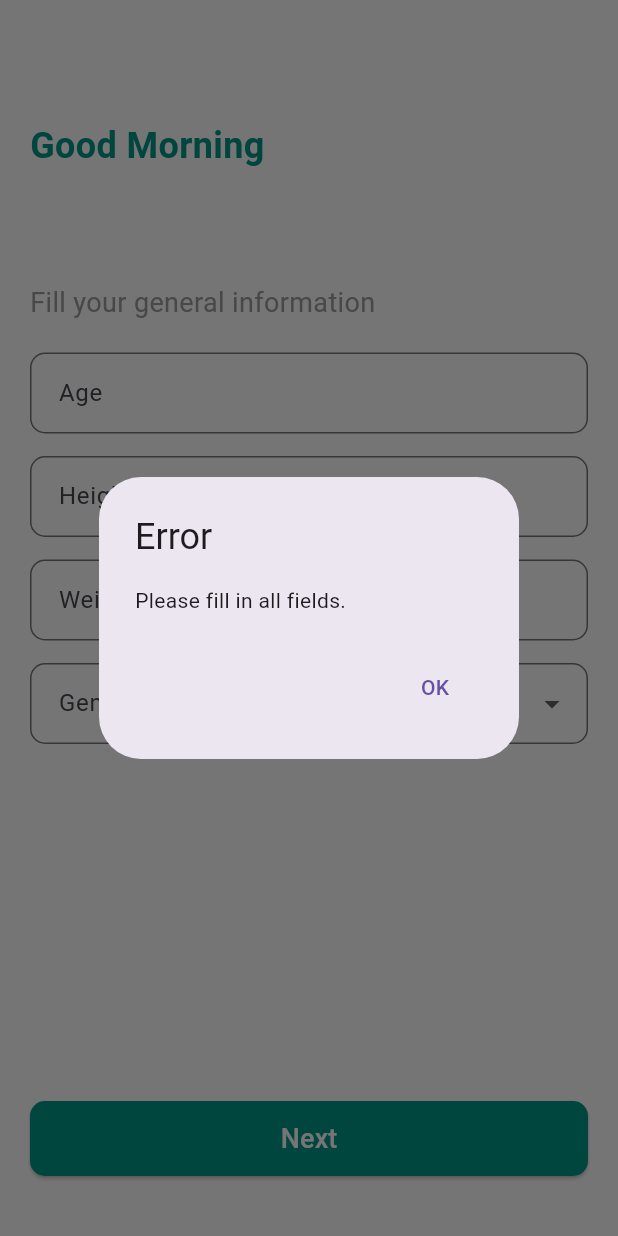
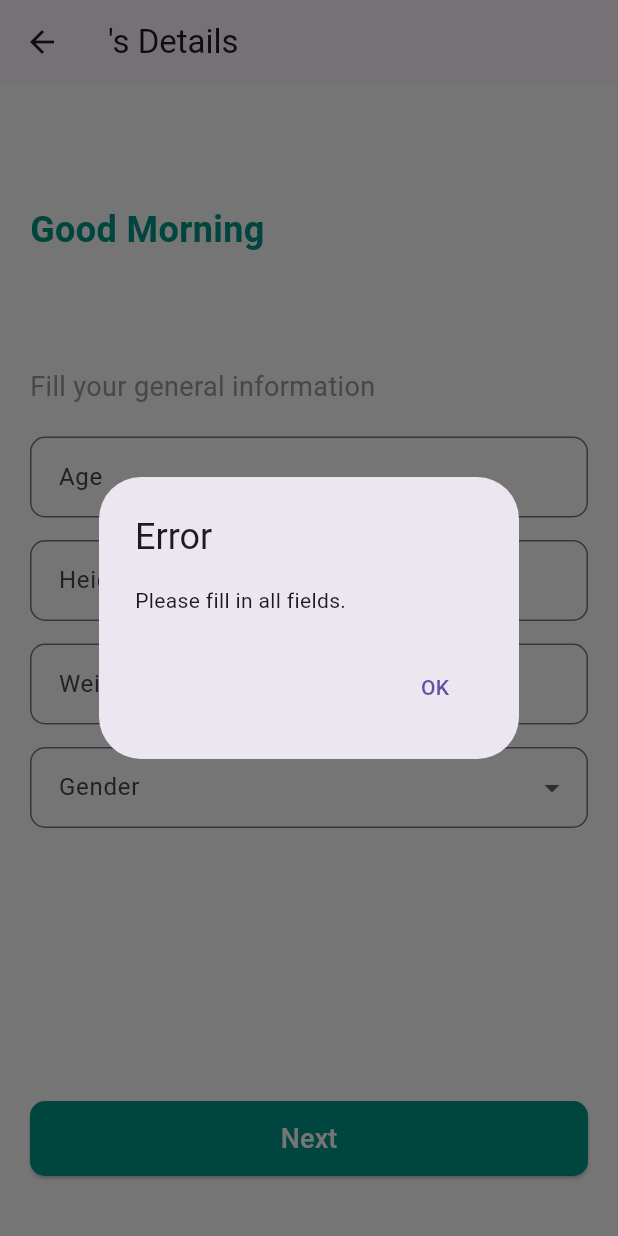
Before and after one commit to Bijay-Gurung/Boost-Productivity-and-Health, a Flutter app: the Details screen opened directly with empty values, after a tap on "Next", on a phone screen of 412 x 824 dp. Run offline on Flutter 3.47's test engine with Material 3 defaults, Android fonts, the phone set to English and light mode, and no system bars; our stand-ins replace flutter_secure_storage; accounts and stored records are empty.

Commit message:
Changing ip address

```diff
--- a/lib/Login.dart
+++ b/lib/Login.dart
@@ -19,7 +19,7 @@ class _LoginScreenState extends State<Login> {
   bool _isPasswordVisible = false;
 
   Future<void> _login() async {
-    final url = Uri.parse('http://10.22.14.241:4000/login');
+    final url = Uri.parse('http://10.22.31.110:4000/login');
 
     if (_emailController.text.isEmpty || _passwordController.text.isEmpty) {
       ScaffoldMessenger.of(context).showSnackBar(
--- a/lib/MealDetailsScreen.dart
+++ b/lib/MealDetailsScreen.dart
@@ -77,7 +77,7 @@ class MealDetailsScreen extends StatelessWidget {
                       borderRadius: BorderRadius.circular(12),
                       image: DecorationImage(
                         image: NetworkImage(
-                          'http://10.22.14.241:4000/${meal['image']}',
+                          'http://10.22.31.110:4000/${meal['image']}',
                         ),
                         fit: BoxFit.cover,
                       ),
--- a/lib/MealListScreen.dart
+++ b/lib/MealListScreen.dart
@@ -47,7 +47,7 @@ class _MealListScreenState extends State<MealListScreen> {
     try {
       final response = await http.get(
         Uri.parse(
-        'http://10.22.14.241:4000/meal?'
+        'http://10.22.31.110:4000/meal?'
         'category=${widget.category}&'
         'isVegan=${widget.isVegan}&'
         'search=$query'
@@ -174,7 +174,7 @@ class _MealListScreenState extends State<MealListScreen> {
                     borderRadius: BorderRadius.circular(8),
                     image: DecorationImage(
                       image: NetworkImage(
-                        'http://10.22.14.241:4000/${meal['image']}',
+                        'http://10.22.31.110:4000/${meal['image']}',
                       ),
                       fit: BoxFit.cover,
                     ),
--- a/lib/Signup.dart
+++ b/lib/Signup.dart
@@ -16,7 +16,7 @@ class _SignupScreenState extends State<Signup> {
   final _passwordController = TextEditingController();
 
   Future<void> _signup() async {
-    final url = Uri.parse('http://10.22.14.241:4000/signup');
+    final url = Uri.parse('http://10.22.31.110:4000/signup');
 
     try {
       final response = await http.post(
--- a/lib/details.dart
+++ b/lib/details.dart
@@ -1,17 +1,18 @@
 import 'package:flutter/material.dart';
 import 'package:http/http.dart' as http;
+import 'package:flutter_secure_storage/flutter_secure_storage.dart';
 import 'dart:convert';
-import 'next.dart';
 
 class Details extends StatefulWidget {
   final String userName;
   const Details({super.key, required this.userName});
 
   @override
-  _DetailsState createState() => _DetailsState();
+  State<Details> createState() => _DetailsState();
 }
 
 class _DetailsState extends State<Details> {
+  final FlutterSecureStorage _storage = const FlutterSecureStorage();
   final TextEditingController _ageController = TextEditingController();
   final TextEditingController _heightController = TextEditingController();
   final TextEditingController _weightController = TextEditingController();
@@ -50,9 +51,13 @@ class _DetailsState extends State<Details> {
     }
 
     try {
+      final token = await _storage.read(key: 'auth_token');
       final response = await http.post(
-        Uri.parse('http://10.22.14.241:4000/details'),
-        headers: {'Content-Type': 'application/json'},
+        Uri.parse('http://10.22.31.110:4000/details'),
+        headers: {
+          'Content-Type': 'application/json',
+          'x-auth-token': token ?? '',
+        },
         body: jsonEncode({
           'age': age,
           'height': height,
@@ -61,17 +66,17 @@ class _DetailsState extends State<Details> {
         }),
       );
 
-      if (response.statusCode == 201) {
-        Navigator.push(
+      if (response.statusCode == 200) {
+        Navigator.pushNamed(
           context,
-          MaterialPageRoute(
-            builder: (context) => NextPage(
-              age: age,
-              height: height,
-              weight: weight,
-              gender: _selectedGender!,
-            ),
-          ),
+          '/next',
+          arguments: {
+            'age': age,
+            'height': height,
+            'weight': weight,
+            'gender': _selectedGender!,
+            'userName': widget.userName,
+          },
         );
       } else {
         showDialog(
@@ -113,6 +118,7 @@ class _DetailsState extends State<Details> {
   Widget build(BuildContext context) {
     return Scaffold(
       backgroundColor: Colors.white,
+      appBar: AppBar(title: Text('${widget.userName}\'s Details')),
       body: Padding(
         padding: const EdgeInsets.all(20.0),
         child: Column(
--- a/lib/forgotPassword.dart
+++ b/lib/forgotPassword.dart
@@ -14,7 +14,7 @@ class _ForgotPasswordScreenState extends State<ForgotPassword> {
   bool _isLoading = false;
 
   Future<void> _sendOTP() async {
-    final url = Uri.parse('http://10.22.14.241:4000/forgot-password');
+    final url = Uri.parse('http://10.22.31.110:4000/forgot-password');
 
     if (_emailController.text.isEmpty) {
       ScaffoldMessenger.of(context).showSnackBar(
@@ -103,7 +103,7 @@ class _VerifyOTPScreenState extends State<VerifyOTP> {
   bool _isLoading = false;
 
   Future<void> _verifyOTP() async {
-    final url = Uri.parse('http://10.22.14.241:4000/forgot-password/verify-otp');
+    final url = Uri.parse('http://10.22.31.110:4000/forgot-password/verify-otp');
 
     if (_otpController.text.isEmpty) {
       ScaffoldMessenger.of(context).showSnackBar(
@@ -195,7 +195,7 @@ class _ResetPasswordScreenState extends State<ResetPassword> {
   bool _isLoading = false;
 
   Future<void> _resetPassword() async {
-    final url = Uri.parse('http://10.22.14.241:4000/forgot-password/reset-password');
+    final url = Uri.parse('http://10.22.31.110:4000/forgot-password/reset-password');
 
     if (_newPasswordController.text.isEmpty || _confirmPasswordController.text.isEmpty) {
       ScaffoldMessenger.of(context).showSnackBar(
--- a/lib/next.dart
+++ b/lib/next.dart
@@ -7,6 +7,7 @@ class NextPage extends StatefulWidget {
   final int height;
   final int weight;
   final String gender;
+  final String userName;
 
   const NextPage({
     super.key,
@@ -14,6 +15,7 @@ class NextPage extends StatefulWidget {
     required this.height,
     required this.weight,
     required this.gender,
+    required this.userName,
   });
 
   @override
@@ -79,7 +81,7 @@ class _NextPageState extends State<NextPage> {
 
     try {
       final response = await http.post(
-        Uri.parse('http://10.22.14.241:4000/details/fitness'),
+        Uri.parse('http://10.22.31.110:4000/details/fitness'),
         headers: {'Content-Type': 'application/json'},
         body: jsonEncode({
           'age': widget.age,
--- a/lib/taskManager.dart
+++ b/lib/taskManager.dart
@@ -36,7 +36,7 @@ class TaskManager {
 }
 
 class TaskManagerService {
-  final String baseUrl = 'http://10.22.14.241:4000/taskManager';
+  final String baseUrl = 'http://10.22.31.110:4000/taskManager';
 
   Future<TaskManager> createTask(String task, DateTime dueDate) async {
     try {
--- a/pubspec.yaml
+++ b/pubspec.yaml
@@ -11,6 +11,7 @@ environment:
 dependencies:
   flutter:
     sdk: flutter
+  flutter_secure_storage: ^9.0.0
   intl: ^0.18.1
   http: ^1.1.0
   cupertino_icons: ^1.0.8
```
Also changed, not shown: lib/main.dart (+5 -4 lines), pubspec.lock, 12 other files.
